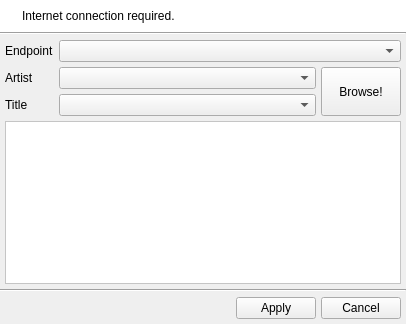
Before: the Qt Designer form uman/src/QUAmazonArea.ui in UltraStar-Deluxe/UltraStar-Manager, drawn with Qt 5.
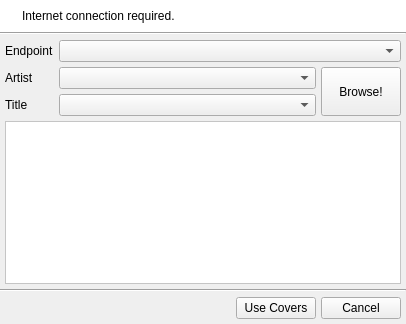
After: the same form once the commit is applied. Icons and pictures are not drawn.

Commit message: get covers from amazon works now

What changed in the file:
```diff
--- a/uman/src/QUAmazonArea.ui
+++ b/uman/src/QUAmazonArea.ui
@@ -349,7 +349,7 @@
      <item>
       <widget class="QPushButton" name="applyBtn" >
        <property name="text" >
-        <string>Apply</string>
+        <string>Use Covers</string>
        </property>
        <property name="icon" >
         <iconset resource="images/uman.qrc" >
```
Left out of the diff: 3 changed lines with no effect on the pictures. The commit also changes 6 other files.
